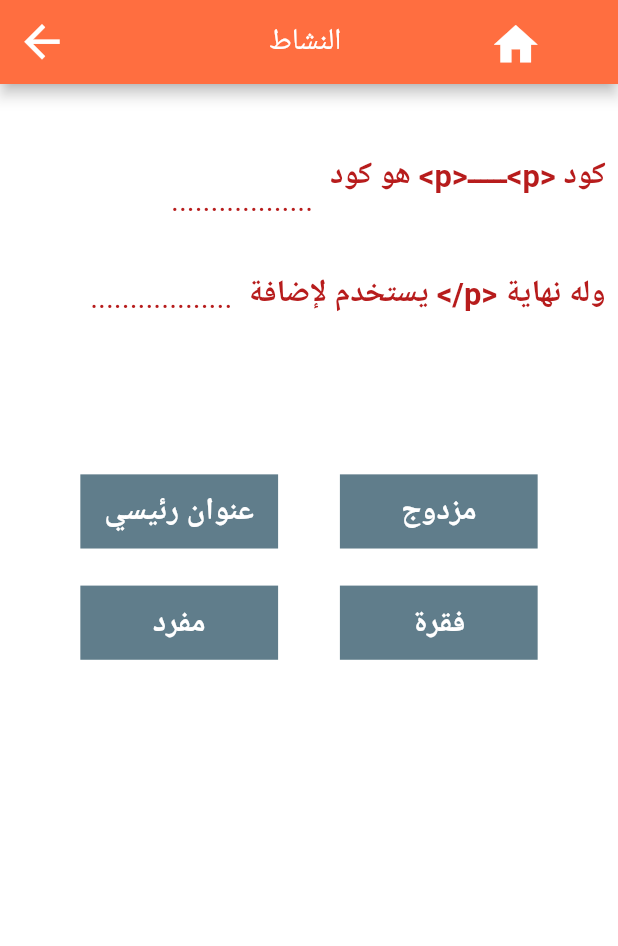
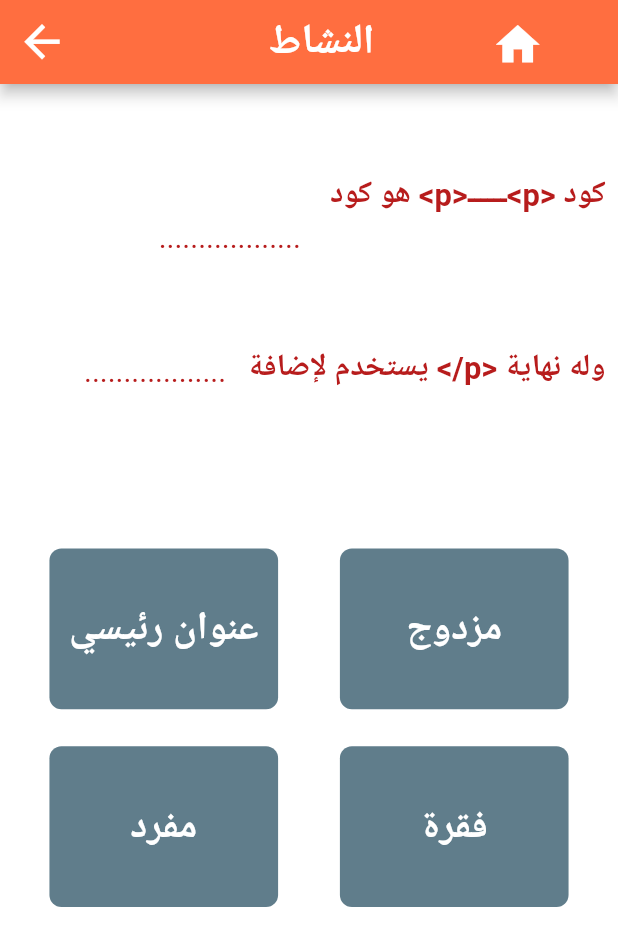
Before and after one commit to AnasKhaled1876/Intro-to-HTML, a Flutter app: the EducativeGames screen opened directly, after a tap on "نشاط الدرس السادس", on a phone screen of 412 x 824 dp. Shown: the top 946 px of the screen. Run offline on Flutter 3.47's test engine with Material 2 defaults, Android fonts, the phone set to English and light mode, and no system bars; our stand-ins replace assets_audio_player, cloud_firestore, firebase_core, shared_preferences, sizer, sqflite and 1 more; accounts and stored records are empty.

Commit message:
Adjust font sizes.

```diff
--- a/lib/educative_games_page.dart
+++ b/lib/educative_games_page.dart
@@ -22,31 +22,31 @@ class _EducativeGamesState extends State<EducativeGames> {
     return Scaffold(
       appBar: AppBar(
         centerTitle: true,
-        backgroundColor: Colors.deepOrangeAccent.withOpacity(0.8),
+        backgroundColor: Colors.deepOrangeAccent,
         leading: IconButton(
           onPressed: () {
             Navigator.of(context).pop();
           },
           icon: const Icon(Icons.arrow_back),
         ),
-        title: const Text("دروسك"),
+        title: Text("الألعاب التعليمية", style: TextStyle(fontSize: 20.sp,fontWeight: FontWeight.bold)),
       ),
       body: Container(
         margin: EdgeInsets.symmetric(horizontal: 2.h),
         child: Column(
           children: <Widget>[
             SizedBox(height: 3.h,),
-            LessonTile("نشاط الدرس الأول", const LessonOneActivity()),
+            LessonTile("نشاط الدرس الأول", const LessonOneActivity(game: true,)),
             SizedBox(height: 3.h,),
-            LessonTile("نشاط الدرس الثاني", const LessonTwoActivity()),
+            LessonTile("نشاط الدرس الثاني", const LessonTwoActivity(game: true,)),
             SizedBox(height: 3.h,),
-            LessonTile("نشاط الدرس الثالث", const LessonThreeActivity()),
+            LessonTile("نشاط الدرس الثالث", const LessonThreeActivity(game: true,)),
             SizedBox(height: 3.h,),
-            LessonTile("نشاط الدرس الرابع", const LessonFourActivity()),
+            LessonTile("نشاط الدرس الرابع", const LessonFourActivity(game: true,)),
             SizedBox(height: 3.h,),
-            LessonTile("نشاط الدرس الخامس", const LessonFiveActivity()),
+            LessonTile("نشاط الدرس الخامس", const LessonFiveActivity(game: true,)),
             SizedBox(height: 3.h,),
-            LessonTile("نشاط الدرس السادس", const LessonSixActivity()),
+            LessonTile("نشاط الدرس السادس", const LessonSixActivity(game: true,)),
           ],
         ),
       ),
--- a/lib/lesson_six_page.dart
+++ b/lib/lesson_six_page.dart
@@ -18,16 +18,19 @@ class LessonSixStudy extends StatelessWidget {
           onPressed: () {
             Navigator.pop(context);
           },
-          icon: const Icon(Icons.arrow_back,size: 35,),
+          icon: const Icon(
+            Icons.arrow_back,
+            size: 35,
+          ),
         ),
         title: Row(
           children: [
             SizedBox(
-              width: 21.w,
+              width: 14.w,
             ),
-            const Text("الدرس السادس"),
+            Text("الدرس السادس", style: TextStyle(fontSize: 20.sp,fontWeight: FontWeight.bold),),
             SizedBox(
-              width: 11.w,
+              width: 6.w,
             ),
             Align(
               alignment: Alignment.centerRight,
@@ -38,7 +41,10 @@ class LessonSixStudy extends StatelessWidget {
                       MaterialPageRoute(
                           builder: (context) => const MainPage()));
                 },
-                icon: const Icon(Icons.home, size: 35,),
+                icon: const Icon(
+                  Icons.home,
+                  size: 35,
+                ),
               ),
             ),
           ],
@@ -101,7 +107,7 @@ class LessonSixStudy extends StatelessWidget {
                 Navigator.push(
                     context,
                     MaterialPageRoute(
-                        builder: (context) => const LessonSixActivity()));
+                        builder: (context) => const LessonSixActivity(game: false,)));
               },
               style: ElevatedButton.styleFrom(
                   primary: Colors.black, minimumSize: Size(80.w, 8.h)),
@@ -118,8 +124,8 @@ class LessonSixStudy extends StatelessWidget {
 }
 
 class LessonSixActivity extends StatefulWidget {
-  const LessonSixActivity({Key? key}) : super(key: key);
-
+  const LessonSixActivity({Key? key, required this.game}) : super(key: key);
+  final bool game;
   @override
   State<LessonSixActivity> createState() => _LessonSixActivityState();
 }
@@ -137,9 +143,9 @@ class _LessonSixActivityState extends State<LessonSixActivity> {
     return false;
   }
 
-  void emptyAllAnswers(){
-    answer1="";
-    answer2="";
+  void emptyAllAnswers() {
+    answer1 = "";
+    answer2 = "";
   }
 
   void playCorrectSound() {
@@ -170,16 +176,22 @@ class _LessonSixActivityState extends State<LessonSixActivity> {
           onPressed: () {
             Navigator.pop(context);
           },
-          icon: const Icon(Icons.arrow_back, size: 35,),
+          icon: const Icon(
+            Icons.arrow_back,
+            size: 35,
+          ),
         ),
         title: Row(
           children: [
             SizedBox(
               width: 26.w,
             ),
-            const Text("النشاط"),
+            Text(
+              "النشاط",
+                style: TextStyle(fontSize: 20.sp,fontWeight: FontWeight.bold)
+            ),
             SizedBox(
-              width: 22.w,
+              width: 17.w,
             ),
             Align(
               alignment: Alignment.centerRight,
@@ -190,7 +202,10 @@ class _LessonSixActivityState extends State<LessonSixActivity> {
                       MaterialPageRoute(
                           builder: (context) => const MainPage()));
                 },
-                icon: const Icon(Icons.home, size: 35,),
+                icon: const Icon(
+                  Icons.home,
+                  size: 35,
+                ),
               ),
             ),
           ],
@@ -224,8 +239,8 @@ class _LessonSixActivityState extends State<LessonSixActivity> {
                         },
                       ),
                       builder: (context, _, __) => SizedBox(
-                        width: 26.w,
-                        height: 4.h,
+                        width: 30.w,
+                        height: 7.h,
                         child: Align(
                           alignment: Alignment.bottomCenter,
                           child: Text(
@@ -285,8 +300,8 @@ class _LessonSixActivityState extends State<LessonSixActivity> {
                         },
                       ),
                       builder: (context, _, __) => SizedBox(
-                        width: 28.w,
-                        height: 4.h,
+                        width: 30.w,
+                        height: 7.h,
                         child: Align(
                           alignment: Alignment.bottomCenter,
                           child: Text(
@@ -325,9 +340,9 @@ class _LessonSixActivityState extends State<LessonSixActivity> {
             Row(
               mainAxisAlignment: MainAxisAlignment.center,
               children: <Widget>[
-                const DraggableItemLevelSix(item: "عنوان رئيسي"),
+                DraggableItemLevelSix(item: "عنوان رئيسي", visible: (answer1 == "عنوان رئيسي" || answer2=="عنوان رئيسي"),),
                 SizedBox(width: 10.w),
-                const DraggableItemLevelSix(item: "مزدوج"),
+                DraggableItemLevelSix(item: "مزدوج", visible: (answer1 == "مزدوج" || answer2 == "مزدوج"),),
               ],
             ),
             SizedBox(
@@ -336,15 +351,15 @@ class _LessonSixActivityState extends State<LessonSixActivity> {
             Row(
               mainAxisAlignment: MainAxisAlignment.center,
               children: <Widget>[
-                const DraggableItemLevelSix(item: "مفرد"),
+                DraggableItemLevelSix(item: "مفرد", visible: (answer1 == "مفرد" || answer2=="مفرد"),),
                 SizedBox(width: 10.w),
-                const DraggableItemLevelSix(item: "فقرة"),
+                DraggableItemLevelSix(item: "فقرة", visible: (answer1 == "فقرة" || answer2=="فقرة"),),
               ],
             ),
             SizedBox(
-              height: 20.h,
+              height: 10.h,
             ),
-            if (finished)
+            if (finished && !widget.game)
               Center(
                 child: ElevatedButton(
                   onPressed: () {
@@ -358,7 +373,7 @@ class _LessonSixActivityState extends State<LessonSixActivity> {
                       primary: Colors.black, minimumSize: Size(80.w, 8.h)),
                   child: Text(
                     "التالي",
-                    style: TextStyle(fontSize: 20.sp),
+                    style: TextStyle(fontSize: 20.sp,fontWeight: FontWeight.bold),
                   ),
                 ),
               )
@@ -369,25 +384,34 @@ class _LessonSixActivityState extends State<LessonSixActivity> {
   }
 }
 
-class DraggableItemLevelSix extends StatelessWidget {
+
+class DraggableItemLevelSix extends StatefulWidget {
+  const DraggableItemLevelSix({Key? key, required this.item, required this.visible}) : super(key: key);
   final String item;
+  final bool visible;
+  @override
+  State<DraggableItemLevelSix> createState() => _DraggableItemLevelSixState();
+}
 
-  const DraggableItemLevelSix({super.key, required this.item});
-
+class _DraggableItemLevelSixState extends State<DraggableItemLevelSix> {
   @override
   Widget build(BuildContext context) {
-    return Draggable<String>(
-      data: item,
-      feedback: MatchItemLevelSIx(
-        item: item,
-      ),
-      childWhenDragging: null,
-      child: MatchItemLevelSIx(
-        item: item,
+    return Visibility(
+      visible: !widget.visible,
+      child: Draggable<String>(
+        data: widget.item,
+        feedback: MatchItemLevelSIx(
+          item: widget.item,
+        ),
+        childWhenDragging: null,
+        child: MatchItemLevelSIx(
+          item: widget.item,
+        ),
       ),
     );
   }
 }
+
 
 class MatchItemLevelSIx extends StatelessWidget {
   final String item;
@@ -397,14 +421,17 @@ class MatchItemLevelSIx extends StatelessWidget {
   @override
   Widget build(BuildContext context) {
     return Container(
-      color: Colors.blueGrey,
-      width: 32.w,
-      height: 6.h,
+      decoration: const BoxDecoration(
+        borderRadius: BorderRadius.all(Radius.circular(8)),
+        color: Colors.blueGrey,
+      ),
+      width: 37.w,
+      height: 13.h,
       child: Center(
         child: Text(
           item,
           style: TextStyle(
-              fontSize: 15.sp,
+              fontSize: 19.sp,
               decoration: TextDecoration.none,
               fontWeight: FontWeight.bold,
               color: Colors.white),
--- a/lib/lessons_page.dart
+++ b/lib/lessons_page.dart
@@ -27,7 +27,7 @@ class _LessonsPageState extends State<LessonsPage> {
           },
           icon: const Icon(Icons.arrow_back, size: 35),
         ),
-        title: const Text("دروسك"),
+        title: Text("دروسك", style: TextStyle(fontSize: 20.sp,fontWeight: FontWeight.bold)),
       ),
       body: Container(
         margin: EdgeInsets.symmetric(horizontal: 3.h),
--- a/lib/main_page.dart
+++ b/lib/main_page.dart
@@ -2,6 +2,7 @@ import 'package:flutter/material.dart';
 import 'package:intro_to_html/educative_games_page.dart';
 import 'package:intro_to_html/lessons_page.dart';
 import 'package:intro_to_html/profile_page.dart';
+import 'package:sizer/sizer.dart';
 
 
 class MainPage extends StatelessWidget {
@@ -20,7 +21,7 @@ class MainPage extends StatelessWidget {
         ),
         centerTitle: true,
         backgroundColor: Colors.deepOrangeAccent,
-        title: const Text("لوحة التعلم"),
+        title: Text("لوحة التعلم", style: TextStyle(fontSize: 20.sp,fontWeight: FontWeight.bold)),
       ),
       body: ListView(
         itemExtent: 220.0,
@@ -69,7 +70,7 @@ class RoadMapPage extends StatelessWidget {
           },
           icon: const Icon(Icons.arrow_back, size: 35),
         ),
-        title: const Text("خريطة السير"),
+        title: Text("خريطة السير", style: TextStyle(fontSize: 20.sp,fontWeight: FontWeight.bold)),
       ),
       body: const Center(
         child: Text("Coming soon"),
```
Also changed, not shown: lib/first_lesson_page.dart (+12 -12 lines), lib/lesson_five_page.dart (+12 -12 lines), lib/lesson_four_page.dart (+9 -9 lines), lib/second_lesson.dart (+13 -12 lines), lib/third_lesson_page.dart (+15 -12 lines).
